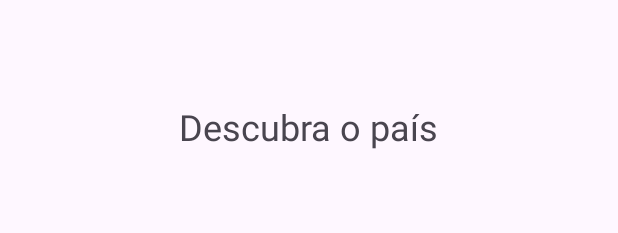
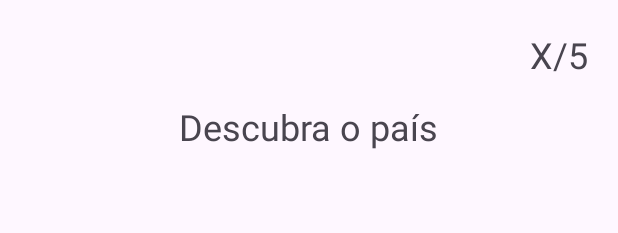
Before and after one commit to GabrielAntonioVeiga/App-01---Flag-Quiz, an Android app: the layout activity_quiz.xml on its own in the app's theme, with its tools: preview values and no code run, on a phone screen of 412 x 824 dp. Shown: the top 233 px of the screen. Run offline under Robolectric (Android 15) with nearby library versions, the phone set to English and light mode, and no system bars.

Commit message:
feat: implementa integração na tela de quiz

```diff
--- a/app/build.gradle.kts
+++ b/app/build.gradle.kts
@@ -27,11 +27,11 @@ android {
         }
     }
     compileOptions {
-        sourceCompatibility = JavaVersion.VERSION_11
-        targetCompatibility = JavaVersion.VERSION_11
+        sourceCompatibility = JavaVersion.VERSION_21
+        targetCompatibility = JavaVersion.VERSION_21
     }
     kotlinOptions {
-        jvmTarget = "11"
+        jvmTarget = "21"
     }
     buildFeatures {
         viewBinding = true
--- a/app/src/main/AndroidManifest.xml
+++ b/app/src/main/AndroidManifest.xml
@@ -12,14 +12,14 @@
         android:supportsRtl="true"
         android:theme="@style/Theme.FlagQuiz" >
         <activity
-            android:name=".quiz"
+            android:name=".ui.QuizActivity"
             android:exported="false"
             android:screenOrientation="portrait"/>
         <activity
             android:name=".ui.ResultScreenActivity"
             android:exported="false" />
         <activity
-            android:name=".MainActivity"
+            android:name=".ui.MainActivity"
             android:exported="true" >
             <intent-filter>
                 <action android:name="android.intent.action.MAIN" />
--- a/app/src/main/java/ufpr/veiga/flagquiz/ui/MainActivity.kt
+++ b/app/src/main/java/ufpr/veiga/flagquiz/ui/MainActivity.kt
@@ -11,8 +11,6 @@ import androidx.core.view.ViewCompat
 import androidx.core.view.WindowInsetsCompat
 import ufpr.veiga.flagquiz.R
 import ufpr.veiga.flagquiz.constants.AppConstants
-import ufpr.veiga.flagquiz.quiz
-import kotlin.jvm.java
 
 class MainActivity : AppCompatActivity() {
     override fun onCreate(savedInstanceState: Bundle?) {
@@ -27,7 +25,7 @@ class MainActivity : AppCompatActivity() {
     }
 
     fun comecar(view: View) {
-        val intent = Intent(this, quiz::class.java)
+        val intent = Intent(this, QuizActivity::class.java)
 
         val editText = findViewById<EditText>(R.id.nomeTextView)
 
@@ -36,7 +34,7 @@ class MainActivity : AppCompatActivity() {
             return
         }
 
-        intent.putExtra(AppConstants.PLAYER_NAME_KEY, editText.text.toString())
+        intent.putExtra(AppConstants.Companion.PLAYER_NAME_KEY, editText.text.toString())
 
         startActivity(intent)
         finish()
--- a/app/src/main/res/layout/activity_quiz.xml
+++ b/app/src/main/res/layout/activity_quiz.xml
@@ -5,7 +5,7 @@
     android:id="@+id/main"
     android:layout_width="match_parent"
     android:layout_height="match_parent"
-    tools:context=".quiz">
+    tools:context=".ui.QuizActivity">
 
     <ImageView
         android:id="@+id/imageView"
@@ -30,6 +30,18 @@
         app:layout_constraintEnd_toEndOf="parent"
         app:layout_constraintStart_toStartOf="parent"
         app:layout_constraintTop_toTopOf="parent" />
+
+    <TextView
+        android:id="@+id/text_page_index"
+        android:layout_width="wrap_content"
+        android:layout_height="wrap_content"
+        android:layout_margin="20dp"
+        android:textSize="24sp"
+        app:layout_constraintEnd_toEndOf="@id/main"
+        app:layout_constraintTop_toTopOf="@id/main"
+        tools:text="X/5"
+        />
+
 
     <EditText
         android:id="@+id/editTextText"
--- a/app/src/main/res/values/strings.xml
+++ b/app/src/main/res/values/strings.xml
@@ -13,5 +13,5 @@
     <string name="label_q5">Pergunta 5</string>
     <string name="label_correct_answer">Acertou em cheio!</string>
     <string name="label_incorrect_answer">Você errou.</string>
-    <string name="play_again">Jogar Novamente</string>
+    <string name="button_play_again">Jogar Novamente</string>
 </resources>
```
Also changed, not shown: app/src/main/java/ufpr/veiga/flagquiz/quiz.kt (deleted, +0 -67 lines), app/src/main/java/ufpr/veiga/flagquiz/ui/QuizActivity.kt (added, +96 -0 lines), app/src/main/java/ufpr/veiga/flagquiz/ui/ResultScreenActivity.kt (+8 -0 lines).
